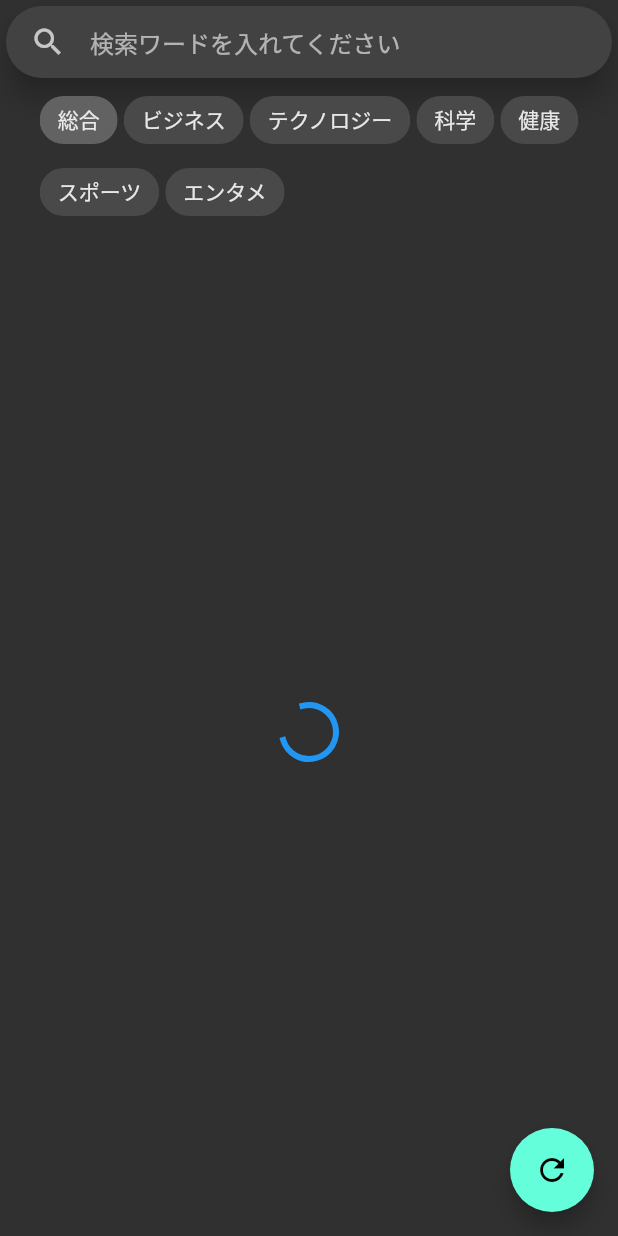
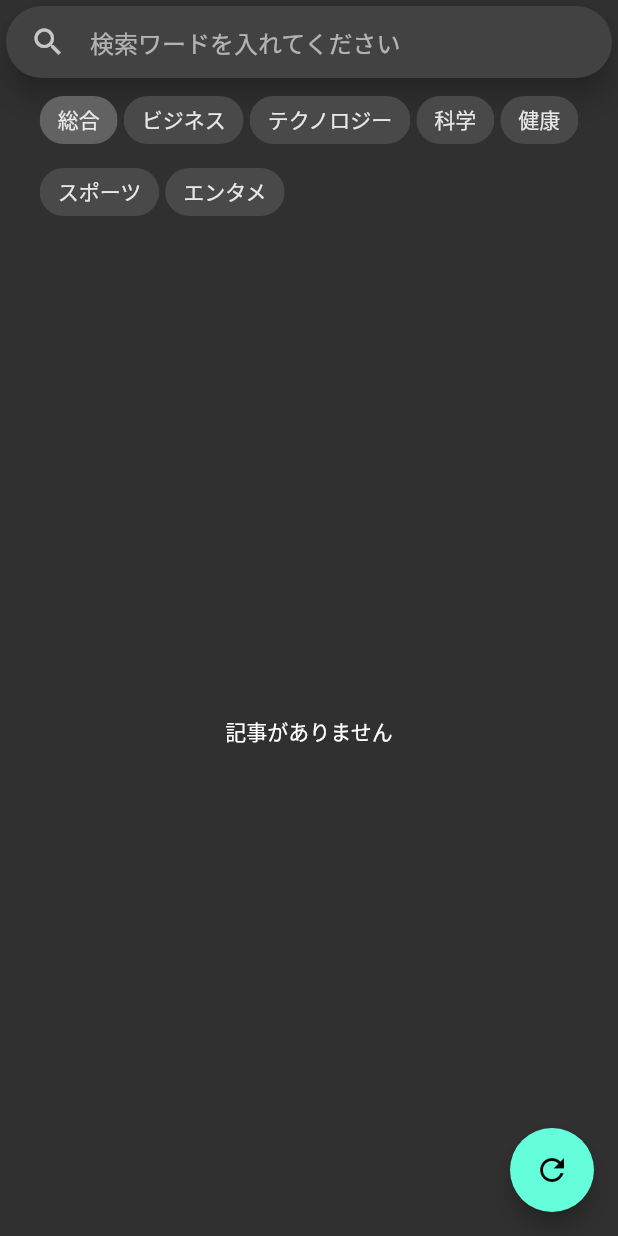
Before and after one commit to kyoko-uehara/flutter_app_news_feed, a Flutter app: the NewsListPage screen opened directly, on a phone screen of 412 x 824 dp. Run offline on Flutter 3.47's test engine with Material 2 defaults, Android fonts, the phone set to English and light mode, and no system bars; our stand-ins replace chopper; generated files the repository leaves out were written again; network calls fail; Roboto replaces fonts that are missing (Bold).

Commit message:
ニュースA P Iで取得した内容をニュース一覧画面に表示する

```diff
--- a/lib/models/model/news_model.dart
+++ b/lib/models/model/news_model.dart
@@ -4,8 +4,8 @@ part 'news_model.g.dart';
 
 @JsonSerializable()
 class News {
-  final List<Article> article;
-  News(this.article);
+  final List<Article> articles;
+  News({this.articles});
 
   factory News.fromJson(Map<String, dynamic> json) => _$NewsFromJson(json);
   Map<String, dynamic> toJson() => _$NewsToJson(this);
@@ -17,7 +17,7 @@ class Article {
   final String description;
   final String url;
   final String urlToImage;
-  @JsonKey(name:"publishedAt") final String publishedDate;
+  @JsonKey(name:"publishedAt") final String publishDate;
   final String content;
 
   Article({
@@ -25,7 +25,7 @@ class Article {
     this.description,
     this.url,
     this.urlToImage,
-    this.publishedDate,
+    this.publishDate,
     this.content,
   });
 
--- a/lib/models/repository/news_repository.dart
+++ b/lib/models/repository/news_repository.dart
@@ -32,11 +32,11 @@ class NewsRepository {
           break;
       }
 
-      //if (response.isSuccessful){
-      if (response.statusCode >= 200 && response.statusCode < 300){
+      if (response.isSuccessful){
         final responseBody = response.body;
         print("responseBody: $responseBody");
-        result = News.fromJson(responseBody).article;
+        result = News.fromJson(responseBody).articles;
+        print("result(article): $result");
 
       }
       else{
--- a/lib/view/screens/pages/news_list_page.dart
+++ b/lib/view/screens/pages/news_list_page.dart
@@ -7,10 +7,16 @@ import 'package:news_feed/viewmodels/news_list_viewmodel.dart';
 import 'package:provider/provider.dart';
 
 class NewsListPage extends StatelessWidget {
-  const NewsListPage({Key key}) : super(key: key);
+//  const NewsListPage({Key key}) : super(key: key);
 
   @override
   Widget build(BuildContext context) {
+    final viewModel = context.read<NewsListViewModel>();
+    if (!viewModel.isLoading && viewModel.articles.isEmpty) {
+      Future(() => viewModel.getNews(
+          searchType: SearchType.CATEGORY, category: categories[0]));
+    }
+
     return SafeArea(
       child: Scaffold(
           floatingActionButton: FloatingActionButton(
@@ -29,7 +35,28 @@ class NewsListPage extends StatelessWidget {
               ),
               //TODO　記事表示
               Expanded(
-                child: Center(child: CircularProgressIndicator()),
+                child: Consumer<NewsListViewModel>(
+                  builder: (context, model, child) {
+                    return model.isLoading
+                        ? Center(
+                            child: CircularProgressIndicator(),
+                          )
+                        : (model.articles.length > 0)
+                            //(model.articles != null)
+                            ? ListView.builder(
+                                itemCount: model.articles.length,
+                                itemBuilder: (context, int position) =>
+                                    ListTile(
+                                  title: Text(model.articles[position].title),
+                                  subtitle: Text(
+                                      model.articles[position].description),
+                                ),
+                              )
+                            : Center(
+                                child: Text("記事がありません"),
+                              );
+                  },
+                ),
               ),
             ],
           )),
@@ -37,35 +64,31 @@ class NewsListPage extends StatelessWidget {
   }
 
   //TODO 記事更新処理
-  Future<void> onRefresh(BuildContext context) async{
+  Future<void> onRefresh(BuildContext context) async {
     final viewModel = context.read<NewsListViewModel>();
     await viewModel.getNews(
-        searchType: viewModel.searchType,
-        keyword: viewModel.keyword,
-        category: viewModel.category,
+      searchType: viewModel.searchType,
+      keyword: viewModel.keyword,
+      category: viewModel.category,
     );
     print("NewsListpage.onRefresh");
   }
 
   //TODO Keyword取得処理
-  Future<void> getKeywordNews(BuildContext context, keyword) async{
+  Future<void> getKeywordNews(BuildContext context, keyword) async {
     final viewModel = context.read<NewsListViewModel>();
     await viewModel.getNews(
         searchType: SearchType.KEYWORD,
         keyword: keyword,
-        category: categories[0]
-    );
+        category: categories[0]);
     print("NewsListpage.getKeywordNews");
   }
 
   //TODO カテゴリ記事の取得処理
-  Future<void> getCategoryNews(BuildContext context, category) async{
-
+  Future<void> getCategoryNews(BuildContext context, category) async {
     final viewModel = context.read<NewsListViewModel>();
     await viewModel.getNews(
-        searchType: SearchType.CATEGORY,
-        category: category
-    );
+        searchType: SearchType.CATEGORY, category: category);
     print("NewsListpage.getCategoryNews /category: ${category.nameJp}");
   }
 }
--- a/lib/viewmodels/news_list_viewmodel.dart
+++ b/lib/viewmodels/news_list_viewmodel.dart
@@ -40,11 +40,11 @@ class NewsListViewModel extends ChangeNotifier{
       category: _category,
     );
 
-    //print("SearchType: $_searchType / keyword: $_keyword / category: $_category / articles: ${_articles[0].title}");
+    print("articles: $_articles");
+    //print("searchType: $_searchType / keyword: $_keyword / category: $_category / articles: ${_articles[0].title}");
 
     _isLoading = false;
     notifyListeners();
-
   }
 
   @override
@@ -52,4 +52,5 @@ class NewsListViewModel extends ChangeNotifier{
     _repository.dispose();
     super.dispose();
   }
+
 }
```
Also changed, not shown: lib/models/network/api_service.dart (+28 -25 lines), lib/models/model/news_model.g.dart.
